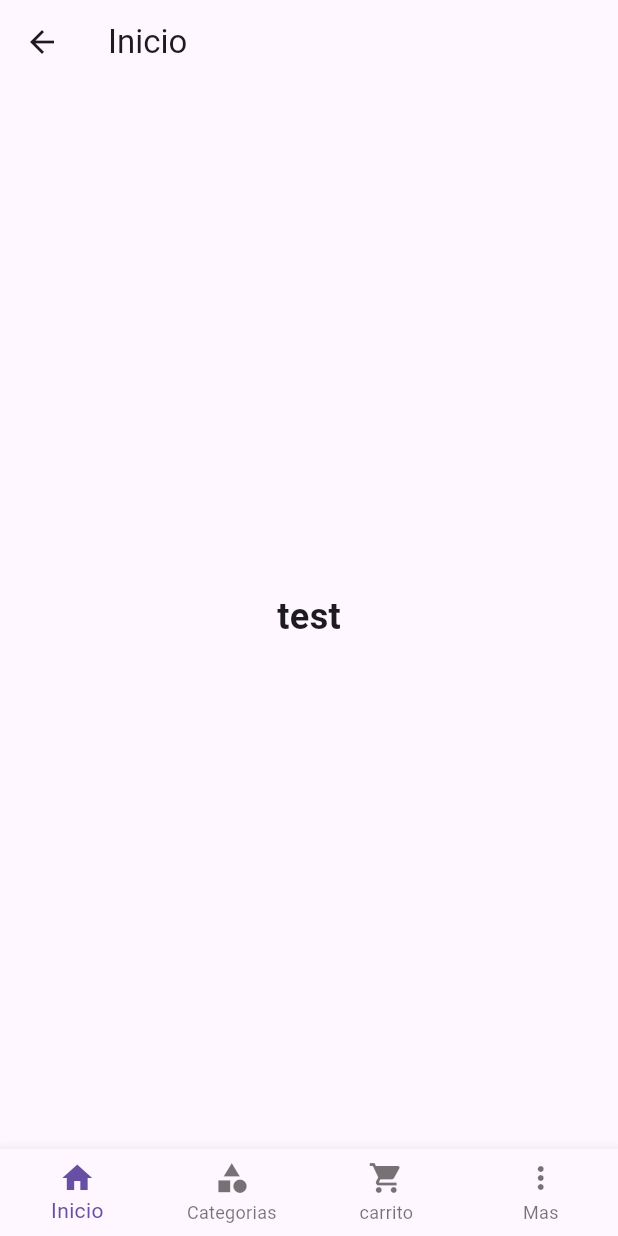
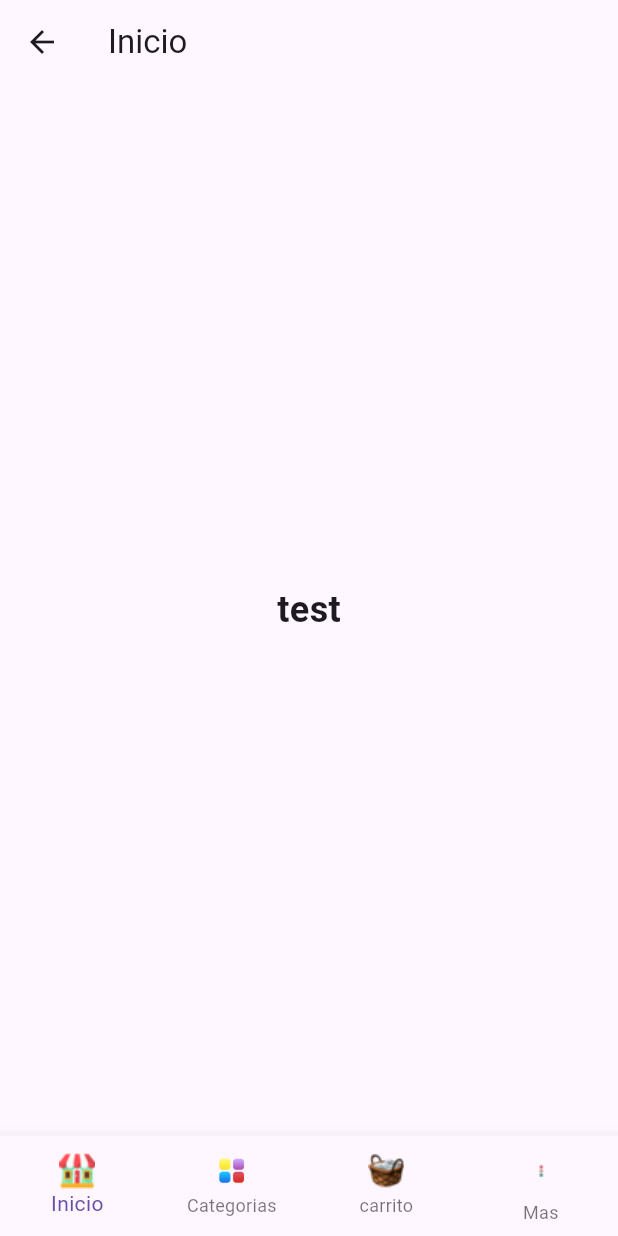
Before and after one commit to LukkyDuck1/app, a Flutter app: the BottomNavScreen screen opened directly, on a phone screen of 412 x 824 dp. Run offline on Flutter 3.47's test engine with Material 3 defaults, Android fonts, the phone set to English and light mode, and no system bars.

Commit message:
Se agregaron iconos a la navbar

```diff
--- a/lib/screens/bottom_nav_screen.dart
+++ b/lib/screens/bottom_nav_screen.dart
@@ -14,10 +14,10 @@ class BottomNavScreen extends StatefulWidget {
 class _BottomNavScreenState extends State<BottomNavScreen> {
   int _currentIndex = 0;
   List<Map<String, dynamic>> _tabs = [
-    {'pagina': const TabHome(), 'title': 'Inicio', 'icon': Icons.home},
-    {'pagina': const TabCategorias(), 'title': 'Categorias', 'icon': Icons.category},
-    {'pagina': const TabCarrito(), 'title': 'carrito', 'icon': Icons.shopping_cart},
-    {'pagina': const TabMas(), 'title': 'Mas', 'icon': Icons.more_vert_rounded},
+    {'pagina': const TabHome(), 'title': 'Inicio', 'icon': 'assets/icons/Icon_casa.png'},
+    {'pagina': const TabCategorias(), 'title': 'Categorias', 'icon': 'assets/icons/icon_2.png'},
+    {'pagina': const TabCarrito(), 'title': 'carrito', 'icon': 'assets/icons/Icon_carrito.png'},
+    {'pagina': const TabMas(), 'title': 'Mas', 'icon': 'assets/icons/icon_mas.png'},
   ];
   @override
   Widget build(BuildContext context) {
@@ -36,21 +36,35 @@ class _BottomNavScreenState extends State<BottomNavScreen> {
         },
         items: [
   BottomNavigationBarItem(
-            icon: Icon(_tabs[0]['icon']),
+    icon: Image.asset(
+      _tabs[0]['icon'],
+      width: 24,
+      height: 24,
+    ),
     label: _tabs[0]['title']
-            )
-          ,
+  ),
   BottomNavigationBarItem(
-            icon: Icon(_tabs[1]['icon']),
+    icon: Image.asset(
+      _tabs[1]['icon'],
+      width: 24,
+      height: 24,
+    ),
     label: _tabs[1]['title']
   ),
-
   BottomNavigationBarItem(
-            icon: Icon(_tabs[2]['icon']),
+    icon: Image.asset(
+      _tabs[2]['icon'],
+      width: 24,
+      height: 24,
+    ),
     label: _tabs[2]['title']
   ),
   BottomNavigationBarItem(
-            icon: Icon(_tabs[3]['icon']),
+    icon: Image.asset(
+      _tabs[3]['icon'],
+      width: 33,
+      height: 33,
+    ),
     label: _tabs[3]['title']
   )
 ],
--- a/lib/screens/tab_inicio.dart
+++ b/lib/screens/tab_inicio.dart
@@ -1,5 +1,4 @@
 import 'package:flutter/material.dart';
-import 'package:app/screens/home.dart';
 import 'package:app/screens/bottom_nav_screen.dart';
 
 class Tabinicio extends StatelessWidget {
```
Also changed, not shown: assets/icons/Icon_carrito.png (added), assets/icons/Icon_casa.png (added), assets/icons/icon_2.png (added), assets/icons/icon_mas.png (added). Lines whose indentation alone changed are shown as unchanged.
